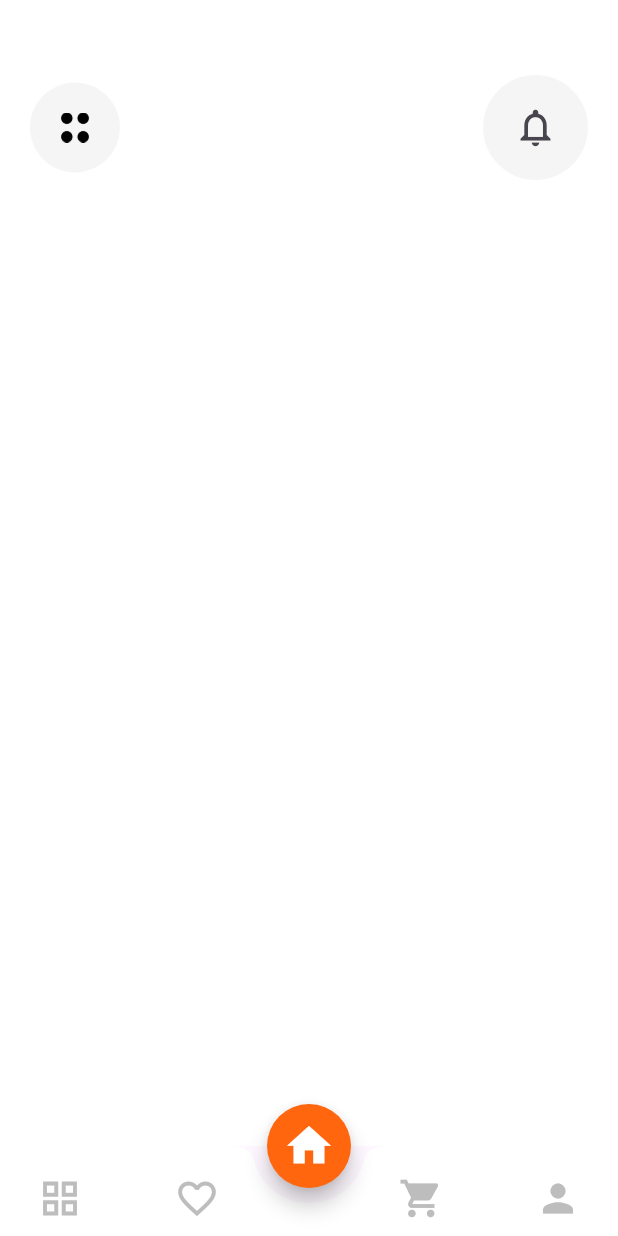
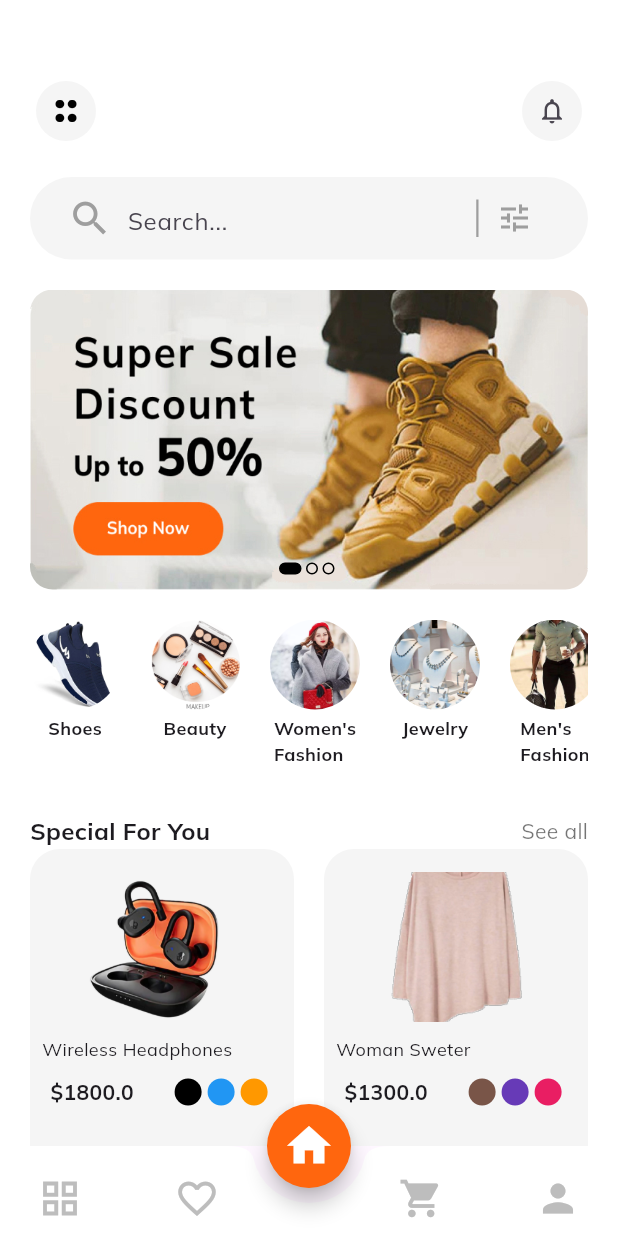
Before and after one commit to Ibrahim-K98han/ecommerce_mobile_app, a Flutter app: the screen it shows after launch, on a phone screen of 412 x 824 dp. Run offline on Flutter 3.47's test engine with Material 3 defaults, Android fonts, the phone set to English and light mode, and no system bars; our stand-ins replace google_fonts.

Commit message:
home screen banner slider and category list design done

```diff
--- /dev/null
+++ b/lib/models/category.dart
@@ -0,0 +1,32 @@
+class Category {
+  final String title;
+  final String image;
+
+  Category({
+    required this.title,
+    required this.image,
+  });
+}
+
+final List<Category> categories = [
+  Category(
+    title: 'Shoes',
+    image: 'images/shoes.png',
+  ),
+  Category(
+    title: 'Beauty',
+    image: 'images/beauty.png',
+  ),
+  Category(
+    title: 'Women\'s\nFashion',
+    image: 'images/image1.png',
+  ),
+  Category(
+    title: 'Jewelry',
+    image: 'images/jewelry.png',
+  ),
+  Category(
+    title: 'Men\'s\nFashion',
+    image: 'images/men.png',
+  ),
+];
--- /dev/null
+++ b/lib/models/product.dart
@@ -0,0 +1,98 @@
+import 'package:flutter/material.dart';
+
+class Product {
+  final String title;
+  final String description;
+  final String image;
+  final String review;
+  final String seller;
+  final double price;
+  final List<Color> colors;
+  final String category;
+  final double rate;
+  int quantity;
+
+  Product({
+    required this.title,
+    required this.review,
+    required this.description,
+    required this.image,
+    required this.price,
+    required this.colors,
+    required this.seller,
+    required this.category,
+    required this.rate,
+    required this.quantity,
+  });
+}
+
+final List<Product> products = [
+  Product(
+    title: 'Wireless Headphones',
+    review: '(520 Review)',
+    description:
+        'Wireless headphones are headphones that connect to a device, such as a smartphone, stereo speaker, television, gaming console, computer, or other electronic devices without using a wire or cable.',
+    image: 'images/wireless.png',
+    price: 1800,
+    colors: [
+      Colors.black,
+      Colors.blue,
+      Colors.orange,
+    ],
+    seller: 'Ibrahim Khan',
+    category: 'Electronics',
+    rate: 4.8,
+    quantity: 1,
+  ),
+  Product(
+    title: 'Woman Sweter',
+    review: '(32 Review)',
+    description:
+        'A sweater (North American English) or pullover, also called a jersey or jumper (British English and Australian English), is a piece of clothing, typically with long sleeves, made of knitted or crocheted material that covers the upper part of the body.',
+    image: 'images/sweet.png',
+    price: 1300,
+    colors: [
+      Colors.brown,
+      Colors.deepPurple,
+      Colors.pink,
+    ],
+    seller: 'Joy Store',
+    category: 'Woman Fashion',
+    rate: 4.5,
+    quantity: 1,
+  ),
+  Product(
+    title: 'Smart Watch',
+    review: '(20 Review)',
+    description:
+        'A smartwatch is a wearable computing device that closely resembles a wristwatch or other time-keeping device. In addition to telling time, many smartwatches are Bluetooth-capable. The watch becomes a wireless Bluetooth adaptor capable of extending the capabilities of the wearer\'s smartphone to the watch.',
+    image: 'images/miband.jpg',
+    price: 1500,
+    colors: [
+      Colors.black,
+      Colors.amber,
+      Colors.purple,
+    ],
+    seller: 'Hasan Khan',
+    category: 'Electronics',
+    rate: 4.0,
+    quantity: 1,
+  ),
+  Product(
+    title: 'Mens Jacket',
+    review: '(20 Review)',
+    description:
+        'A jacket typically has sleeves and fastens in the front or slightly on the side. A jacket is generally lighter, tighter-fitting, and less insulating than a coat, which is outerwear. Some jackets are fashionable, while others serve as protective clothing. Jackets without sleeves are vests.',
+    image: 'images/jacket.png',
+    price: 1600,
+    colors: [
+      Colors.blueAccent,
+      Colors.orange,
+      Colors.green,
+    ],
+    seller: 'Rakibul Hasan',
+    category: 'Mens Fashion',
+    rate: 5.0,
+    quantity: 1,
+  ),
+];
--- /dev/null
+++ b/lib/screens/Home/Widget/category.dart
@@ -0,0 +1,47 @@
+import 'package:ecommerce_mobile_app/models/category.dart';
+import 'package:flutter/material.dart';
+
+class Category extends StatelessWidget {
+  const Category({super.key});
+
+  @override
+  Widget build(BuildContext context) {
+    return SizedBox(
+      height: 130,
+      child: ListView.separated(
+        scrollDirection: Axis.horizontal,
+        itemCount: categories.length,
+        itemBuilder: (context, index) {
+          return Column(
+            children: [
+              Container(
+                height: 60,
+                width: 60,
+                decoration: BoxDecoration(
+                  shape: BoxShape.circle,
+                  image: DecorationImage(
+                    image: AssetImage(categories[index].image),
+                    fit: BoxFit.cover,
+                  ),
+                ),
+              ),
+              const SizedBox(
+                height: 4,
+              ),
+              Text(
+                categories[index].title,
+                style: const TextStyle(
+                  fontSize: 12,
+                  fontWeight: FontWeight.bold,
+                ),
+              )
+            ],
+          );
+        },
+        separatorBuilder: (context, index) => const SizedBox(
+          width: 20,
+        ),
+      ),
+    );
+  }
+}
--- /dev/null
+++ b/lib/screens/Home/Widget/custom_search_bar.dart
@@ -0,0 +1,55 @@
+import 'package:ecommerce_mobile_app/constants.dart';
+import 'package:flutter/material.dart';
+
+class CustomSearchBar extends StatelessWidget {
+  const CustomSearchBar({super.key});
+
+  @override
+  Widget build(BuildContext context) {
+    return Container(
+      height: 55,
+      width: double.infinity,
+      decoration: BoxDecoration(
+        color: kContentColor,
+        borderRadius: BorderRadius.circular(30),
+      ),
+      padding: const EdgeInsets.symmetric(
+        horizontal: 25,
+        vertical: 5,
+      ),
+      child: Row(
+        children: [
+          Icon(
+            Icons.search,
+            color: Colors.grey,
+            size: 30,
+          ),
+          SizedBox(
+            width: 10,
+          ),
+          Flexible(
+            flex: 4,
+            child: TextField(
+              decoration: InputDecoration(
+                hintText: 'Search...',
+                border: InputBorder.none,
+              ),
+            ),
+          ),
+          Container(
+            height: 25,
+            width: 1.5,
+            color: Colors.grey,
+          ),
+          IconButton(
+            onPressed: () {},
+            icon: Icon(
+              Icons.tune,
+              color: Colors.grey,
+            ),
+          ),
+        ],
+      ),
+    );
+  }
+}
--- a/lib/screens/Home/Widget/home_app_bar.dart
+++ b/lib/screens/Home/Widget/home_app_bar.dart
@@ -14,21 +14,21 @@ class CustomAppBar extends StatelessWidget {
         IconButton(
           style: IconButton.styleFrom(
             backgroundColor: kContentColor,
-            padding: const EdgeInsets.all(20),
+            padding: const EdgeInsets.all(10),
           ),
           onPressed: () {},
           icon: Image.asset(
             'images/icon.png',
-            height: 20,
+            height: 15,
           ),
         ),
         IconButton(
           style: IconButton.styleFrom(
             backgroundColor: kContentColor,
-            padding: const EdgeInsets.all(20),
+            padding: const EdgeInsets.all(10),
           ),
           onPressed: () {},
-          iconSize: 30,
+          iconSize: 20,
           icon: const Icon(
             Icons.notifications_outlined,
           ),
--- /dev/null
+++ b/lib/screens/Home/Widget/image_slider.dart
@@ -0,0 +1,73 @@
+import 'package:flutter/material.dart';
+
+class ImageSlider extends StatelessWidget {
+  final Function(int) onChange;
+  final int currentSlide;
+  const ImageSlider({
+    super.key,
+    required this.currentSlide,
+    required this.onChange,
+  });
+
+  @override
+  Widget build(BuildContext context) {
+    return Stack(
+      children: [
+        SizedBox(
+          height: 200,
+          width: double.infinity,
+          child: ClipRRect(
+            borderRadius: BorderRadius.circular(15),
+            child: PageView(
+              scrollDirection: Axis.horizontal,
+              allowImplicitScrolling: true,
+              onPageChanged: onChange,
+              physics: const ClampingScrollPhysics(),
+              children: [
+                Image.asset(
+                  'images/slider.jpg',
+                  fit: BoxFit.fill,
+                ),
+                Image.asset(
+                  'images/slider3.png',
+                  fit: BoxFit.cover,
+                ),
+                Image.asset(
+                  'images/image1.png',
+                  fit: BoxFit.cover,
+                ),
+              ],
+            ),
+          ),
+        ),
+        Positioned.fill(
+          bottom: 10,
+          child: Align(
+            alignment: Alignment.bottomCenter,
+            child: Row(
+              mainAxisAlignment: MainAxisAlignment.center,
+              children: List.generate(
+                3,
+                (index) => AnimatedContainer(
+                  duration: const Duration(microseconds: 300),
+                  width: currentSlide == index ? 15 : 8,
+                  height: 8,
+                  margin: EdgeInsets.only(right: 3),
+                  decoration: BoxDecoration(
+                    borderRadius: BorderRadius.circular(10),
+                    color: currentSlide == index
+                        ? Colors.black
+                        : Colors.transparent,
+                    border: Border.all(
+                      color: Colors.black,
+                    ),
+                  ),
+                ),
+              ),
+            ),
+          ),
+        )
+      ],
+    );
+  }
+}
--- /dev/null
+++ b/lib/screens/Home/Widget/product_cart.dart
@@ -0,0 +1,83 @@
+import 'package:ecommerce_mobile_app/constants.dart';
+import 'package:ecommerce_mobile_app/models/product.dart';
+import 'package:flutter/material.dart';
+
+class ProductCart extends StatelessWidget {
+  final Product product;
+  const ProductCart({
+    super.key,
+    required this.product,
+  });
+
+  @override
+  Widget build(BuildContext context) {
+    return GestureDetector(
+      onTap: () {},
+      child: Stack(
+        children: [
+          Container(
+            width: double.infinity,
+            decoration: BoxDecoration(
+              borderRadius: BorderRadius.circular(20),
+              color: kContentColor,
+            ),
+            child: Column(
+              crossAxisAlignment: CrossAxisAlignment.start,
+              children: [
+                const SizedBox(
+                  height: 15,
+                ),
+                Center(
+                  child: Image.asset(
+                    product.image,
+                    width: 100,
+                    height: 100,
+                    fit: BoxFit.cover,
+                  ),
+                ),
+                const SizedBox(
+                  height: 10,
+                ),
+                Padding(
+                  padding: const EdgeInsets.only(left: 8),
+                  child: Text(
+                    product.title,
+                    style: const TextStyle(fontSize: 12),
+                  ),
+                ),
+                const SizedBox(
+                  height: 10,
+                ),
+                Row(
+                  mainAxisAlignment: MainAxisAlignment.spaceAround,
+                  children: [
+                    Text(
+                      "\$${product.price}",
+                      style: const TextStyle(
+                        fontWeight: FontWeight.bold,
+                      ),
+                    ),
+                    Row(
+                      children: List.generate(
+                        product.colors.length,
+                        (index) => Container(
+                          width: 18,
+                          height: 18,
+                          margin: const EdgeInsets.only(right: 4),
+                          decoration: BoxDecoration(
+                            color: product.colors[index],
+                            shape: BoxShape.circle,
+                          ),
+                        ),
+                      ),
+                    )
+                  ],
+                )
+              ],
+            ),
+          )
+        ],
+      ),
+    );
+  }
+}
--- a/lib/screens/Home/home_screen.dart
+++ b/lib/screens/Home/home_screen.dart
@@ -1,23 +1,79 @@
+import 'package:ecommerce_mobile_app/models/product.dart';
+import 'package:ecommerce_mobile_app/screens/Home/Widget/category.dart';
+import 'package:ecommerce_mobile_app/screens/Home/Widget/custom_search_bar.dart';
 import 'package:ecommerce_mobile_app/screens/Home/Widget/home_app_bar.dart';
+import 'package:ecommerce_mobile_app/screens/Home/Widget/image_slider.dart';
+import 'package:ecommerce_mobile_app/screens/Home/Widget/product_cart.dart';
 import 'package:flutter/material.dart';
 
-class HomeScreen extends StatelessWidget {
+class HomeScreen extends StatefulWidget {
   const HomeScreen({super.key});
 
   @override
+  State<HomeScreen> createState() => _HomeScreenState();
+}
+
+class _HomeScreenState extends State<HomeScreen> {
+  int currentSlide = 0;
+  @override
   Widget build(BuildContext context) {
-    return const Scaffold(
+    return Scaffold(
       backgroundColor: Colors.white,
       body: SingleChildScrollView(
         child: Padding(
-          padding: EdgeInsets.all(20),
+          padding: const EdgeInsets.all(20),
           child: Column(
             crossAxisAlignment: CrossAxisAlignment.start,
             children: [
-              SizedBox(
-                height: 30,
+              const SizedBox(height: 30),
+              const CustomAppBar(),
+              const SizedBox(height: 20),
+              const CustomSearchBar(),
+              const SizedBox(height: 20),
+              ImageSlider(
+                currentSlide: currentSlide,
+                onChange: (value) {
+                  setState(() {
+                    currentSlide = value;
+                  });
+                },
               ),
-              CustomAppBar()
+              const SizedBox(height: 20),
+              const Category(),
+              //const SizedBox(height: 10),
+              const Row(
+                mainAxisAlignment: MainAxisAlignment.spaceBetween,
+                children: [
+                  Text(
+                    'Special For You',
+                    style: TextStyle(
+                      fontSize: 16,
+                      fontWeight: FontWeight.bold,
+                    ),
+                  ),
+                  Text(
+                    'See all',
+                    style: TextStyle(
+                      color: Colors.black54,
+                    ),
+                  ),
+                ],
+              ),
+              GridView.builder(
+                physics: const NeverScrollableScrollPhysics(),
+                shrinkWrap: true,
+                gridDelegate: const SliverGridDelegateWithFixedCrossAxisCount(
+                    crossAxisCount: 2,
+                    crossAxisSpacing: 20,
+                    mainAxisSpacing: 20,
+                    childAspectRatio: 0.78),
+                itemCount: products.length,
+                itemBuilder: (context, index) {
+                  return ProductCart(
+                    product: products[index],
+                  );
+                },
+              )
             ],
           ),
         ),
```
Also changed, not shown: images/jacket.png (added), images/miband.jpg (added), images/sweet.png (added), images/wireless.png (added).
